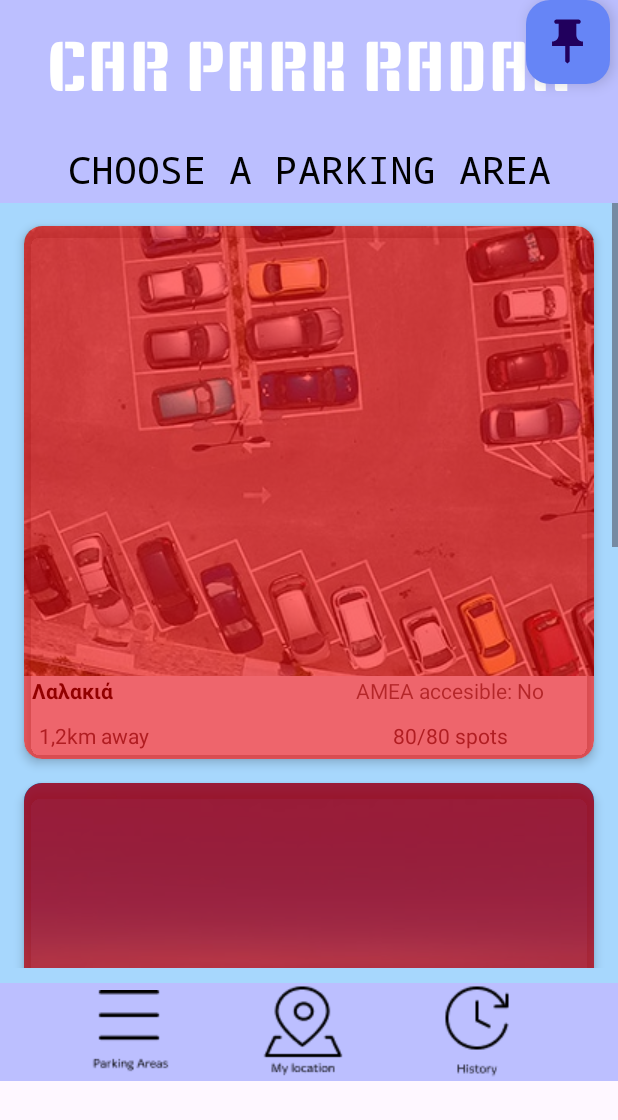
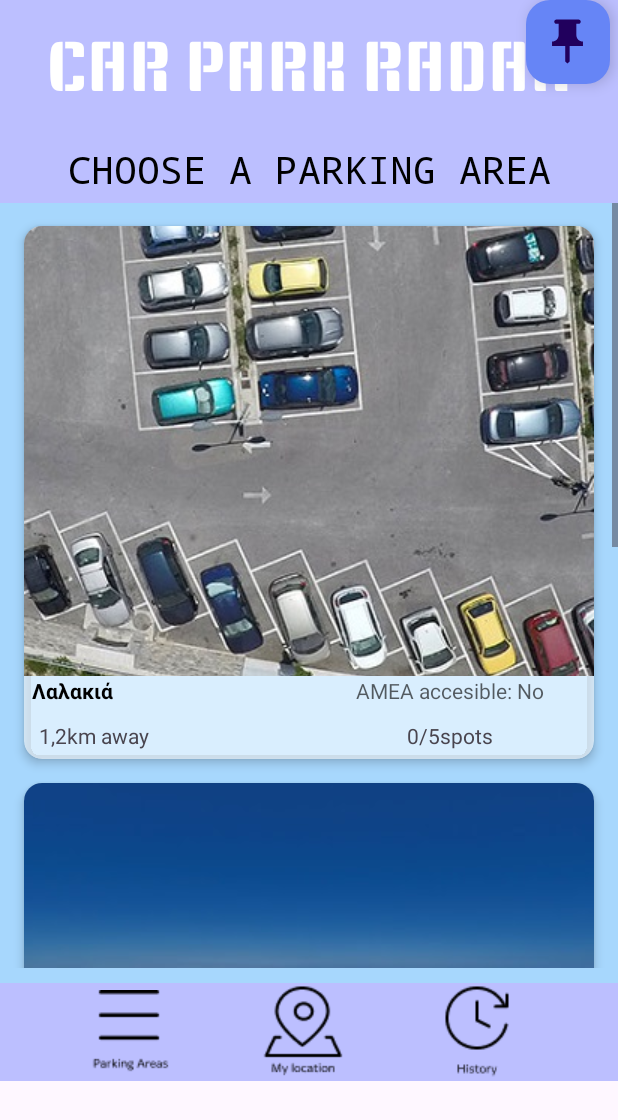
Before and after one commit to LydiaXenaki/parking, an Android app: the MainActivityTicket screen opened directly, with no data from a screen before it, after a tap on an icon or button, on a phone screen of 412 x 824 dp. Shown: the top 1120 px of the screen. Run offline under Robolectric (Android 15) with nearby library versions, the phone set to English and light mode, and no system bars; Roboto replaces fonts that are not available here.

Commit message:
commit meta thn siesta

```diff
--- a/app/src/main/java/com/example/skatoules/MainActivity.java
+++ b/app/src/main/java/com/example/skatoules/MainActivity.java
@@ -1,15 +1,24 @@
 package com.example.skatoules;
 
 import android.content.Intent;
+import android.graphics.Color;
 import android.os.Bundle;
+import android.service.controls.actions.FloatAction;
+import android.util.Log;
 import android.view.View;
 import android.widget.Button;
 import android.widget.ImageButton;
 import android.widget.TextView;
+import android.widget.Toast;
+
 import com.example.skatoules.R;
+import com.google.android.material.floatingactionbutton.FloatingActionButton;
 
 
 import androidx.appcompat.app.AppCompatActivity;
+import androidx.cardview.widget.CardView;
+
+import java.util.Objects;
 
 public class MainActivity extends AppCompatActivity {
     String[] parkingList = {"doxa", "lalakia", "nisaki"};
@@ -21,31 +30,100 @@ public class MainActivity extends AppCompatActivity {
         setContentView(R.layout.activity_main);
         Variables app = (Variables) getApplicationContext();
 
+
+
+        CardView lalakiaRedBox = findViewById(R.id.RedBoxLalakia);
+        lalakiaRedBox.setBackgroundColor(Color.parseColor("#00FFFFFF"));
+        CardView nisakiRedBox = findViewById(R.id.RedBoxNisaki);
+        nisakiRedBox.setBackgroundColor(Color.parseColor("#00FFFFFF"));
+        CardView doxaRedBox = findViewById(R.id.RedBoxDoxa);
+        doxaRedBox.setBackgroundColor(Color.parseColor("#00FFFFFF"));
+
+
         TextView textView = findViewById(R.id.MainPageName);
         ImageButton button2 = findViewById(R.id.imageButtonNisaki);
         ImageButton button1 = findViewById(R.id.imageButtonlalakia);
         ImageButton button3 = findViewById(R.id.imageButtonDoxa);
-
+        FloatingActionButton buttonPin = findViewById(R.id.ParkUnpark_button);
+        Log.d("logsex", "einai" + app.getCurrentParking()+ "afto");
         button1.setOnClickListener(new View.OnClickListener() {
             @Override
             public void onClick(View view) {
-                handleButtonClick(view.getId());
+                if (Objects.equals(app.getCurrentParking(), "Λαλακιά") || app.getCurrentParking() == ""){
+                    handleButtonClick(view.getId());
+                }else{
+                    Toast.makeText(MainActivity.this, "Youre allready parked somewhere",Toast.LENGTH_LONG).show();
+                }
+
             }
         });
 
         button2.setOnClickListener(new View.OnClickListener() {
             @Override
             public void onClick(View view) {
-                handleButtonClick(view.getId());
+                if (Objects.equals(app.getCurrentParking(), "Νησάκι") || app.getCurrentParking() == ""){
+                    handleButtonClick(view.getId());
+                }else{
+                    Toast.makeText(MainActivity.this, "Youre allready parked somewhere",Toast.LENGTH_LONG).show();
+                }
             }
         });
 
         button3.setOnClickListener(new View.OnClickListener() {
             @Override
             public void onClick(View view) {
-                handleButtonClick(view.getId());
+                if (Objects.equals(app.getCurrentParking(), "Δόξα") || app.getCurrentParking() == ""){
+                    handleButtonClick(view.getId());
+                }else{
+                    Toast.makeText(MainActivity.this, "Youre allready parked somewhere",Toast.LENGTH_LONG).show();
+                }
             }
         });
+
+        buttonPin.setOnClickListener(new View.OnClickListener() {
+            @Override
+            public void onClick(View view) {
+                Log.d("logsex", "patithika ");
+                Intent floatingButtonPress = new Intent(MainActivity.this, MainActivityParkUnpark.class );
+                startActivity(floatingButtonPress);
+
+            }
+        });
+
+
+         int lalakiaMax = app.getParkingSpotsLalmax();
+         int lalakiaNow = app.getParkingSpotsLal();
+         int nisakiMax = app.getParkingSpotsNismax();
+         int nisakiNow = app.getParkingSpotsNis();
+         int doxaMax = app.getParkingSpotsDoxmax();
+         int doxaNow = app.getParkingSpotsDox();
+
+        TextView lalakiaCapacity =findViewById(R.id.LalakiaSpots);
+        TextView nisakiCapacity = findViewById(R.id.NisakiSpots);
+        TextView doxaCapacity = findViewById(R.id.DoxaSpots);
+
+        lalakiaCapacity.setText(lalakiaNow + "/" + lalakiaMax + "spots");
+        nisakiCapacity.setText(nisakiNow + "/" + nisakiMax + "spots");
+        doxaCapacity.setText(doxaNow+ "/" + doxaMax + "spots");
+
+        checkredboxes(lalakiaMax, lalakiaNow, nisakiMax, nisakiNow, doxaMax, doxaNow);
+
+
+    }
+
+    private void checkredboxes(int lalakiaMax, int lalakiaNow, int nisakiMax, int nisakiNow, int doxaMax, int doxaNow) {
+       if (lalakiaNow >= lalakiaMax){
+           CardView lalakiaRedBox = findViewById(R.id.RedBoxLalakia);
+           lalakiaRedBox.setBackgroundColor(Color.parseColor("#92FF0000"));
+       }
+       if (nisakiNow >= nisakiMax){
+           CardView nisakiRedBox = findViewById(R.id.RedBoxNisaki);
+           nisakiRedBox.setBackgroundColor(Color.parseColor("#92FF0000"));
+       }
+       if (doxaNow >= doxaMax){
+           CardView doxaRedBox = findViewById(R.id.RedBoxDoxa);
+           doxaRedBox.setBackgroundColor(Color.parseColor("#92FF0000"));
+       }
     }
 
     public void openHistoryActivity(View view) {
@@ -64,11 +142,20 @@ public class MainActivity extends AppCompatActivity {
         } else {
             // Handle unexpected button press (optional)
         }
+
         startActivity(clickParking);
     }
 
 
+
+
+
+
+
 }
+
+
+
 
 
 //    public void openMainActivityParkUnpark(View view) {
--- a/app/src/main/java/com/example/skatoules/MainActivityTicket.java
+++ b/app/src/main/java/com/example/skatoules/MainActivityTicket.java
@@ -31,6 +31,7 @@ public class MainActivityTicket extends AppCompatActivity {
         TextView starting_time = findViewById(start_time);
         TextView ending_time = findViewById(end_time);
         TextView parkingName = findViewById(R.id.parking);
+        TextView totalFee = findViewById(R.id.totalFee);
 
         // Format the current date and time
         SimpleDateFormat sdf = new SimpleDateFormat("yyyy-MM-dd ", Locale.getDefault());
@@ -41,7 +42,12 @@ public class MainActivityTicket extends AppCompatActivity {
 
         String printTime = app.getCurrentTime();
         String printDate = app.getCurrentDate();
-        String parking_name = app.getCurrentParking();
+        String parking_name = app.getJustParked();
+        long timemili= System.currentTimeMillis();
+        long pay = timemili - app.getCurrentTimeMili();
+        String s = String.valueOf(pay);
+
+
 
 
 
@@ -54,6 +60,8 @@ public class MainActivityTicket extends AppCompatActivity {
 
         starting_time.setText("Starting Time: " + printTime);
         ending_time.setText("End Time: " + formattedTimeStart);
+
+        totalFee.setText("Total Fee: " + s + "$");
 
 
 
--- a/app/src/main/res/layout/activity_main.xml
+++ b/app/src/main/res/layout/activity_main.xml
@@ -347,7 +347,7 @@
         android:layout_height="wrap_content"
         android:layout_marginEnd="5dp"
         android:layout_marginBottom="70dp"
-        android:onClick="openMainActivityParkUnpark"
+
         android:outlineSpotShadowColor="@color/black"
         app:backgroundTint="#6685F6"
         app:fabSize="normal"
--- a/app/src/main/res/layout/activity_main_park_unpark.xml
+++ b/app/src/main/res/layout/activity_main_park_unpark.xml
@@ -92,7 +92,7 @@
         android:layout_marginEnd="55dp"
         android:text="UnPark"
         android:textSize="25dp"
-        android:onClick="openMainActivityTicket"
+
         app:layout_constraintEnd_toEndOf="parent"
         app:layout_constraintTop_toBottomOf="@+id/imageButton4" />
 
```
Also changed, not shown: app/src/main/java/com/example/skatoules/MainActivityParkUnpark.java (+68 -3 lines), app/src/main/java/com/example/skatoules/Variables.java (+35 -1 lines).
